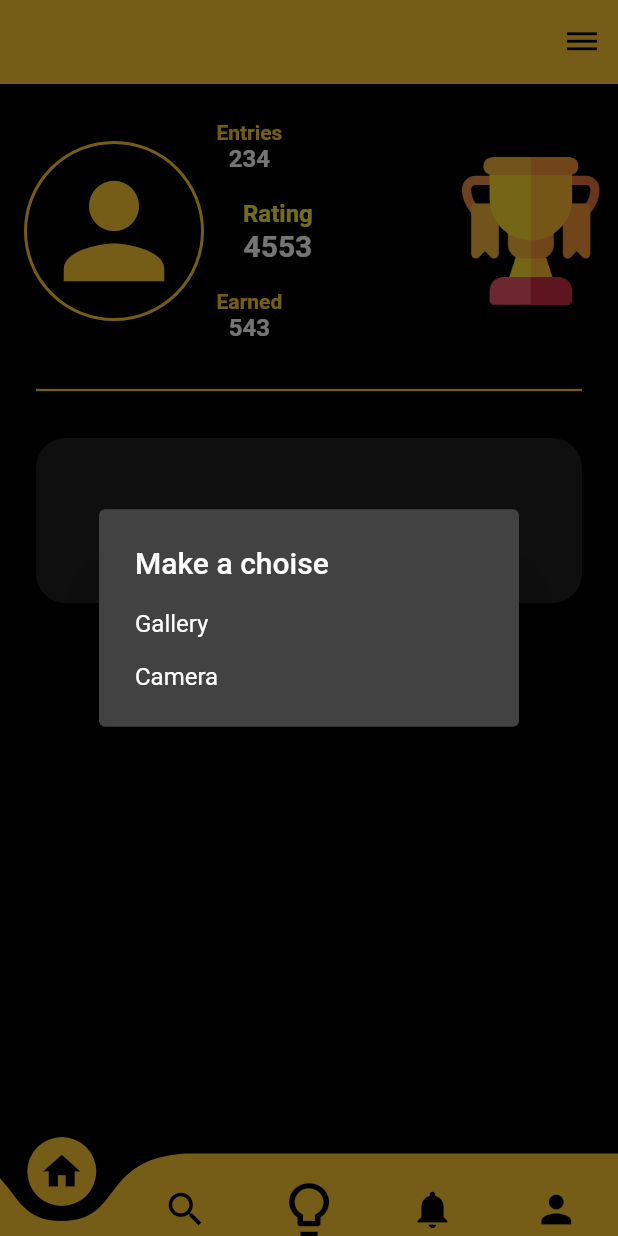
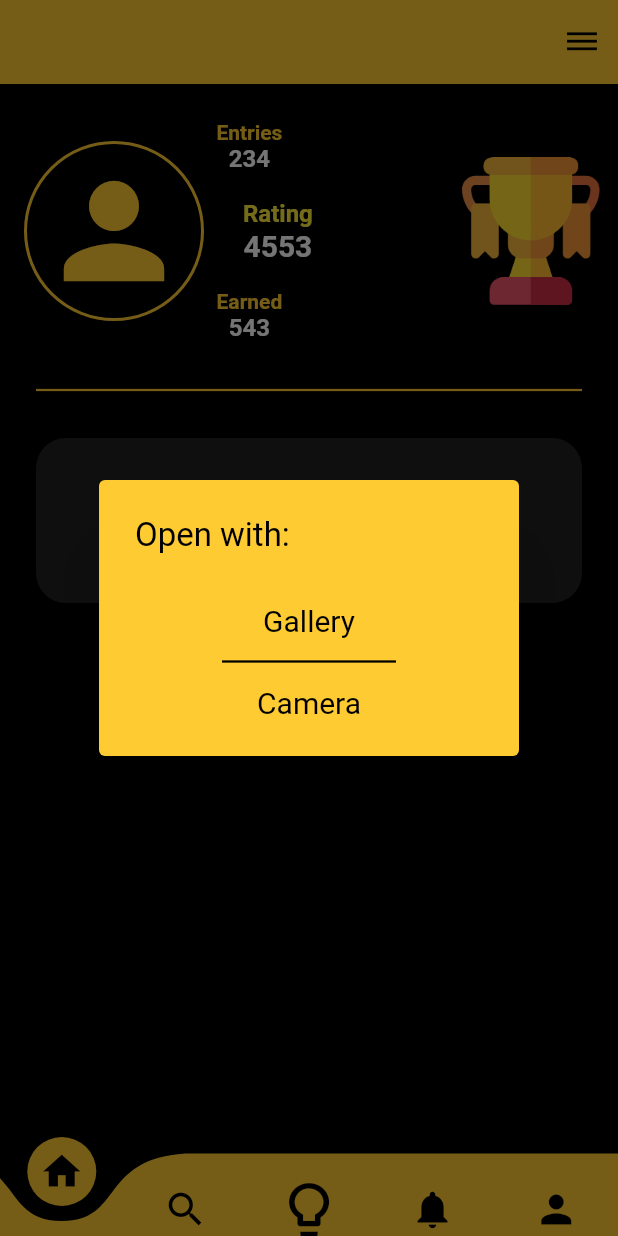
Before and after one commit to Rioverde/Nullidea, a Flutter app: the Profile screen opened directly, after a tap on the "person" icon, on a phone screen of 412 x 824 dp. Run offline on Flutter 3.47's test engine with Material 2 defaults, Android fonts, the phone set to English and light mode, and no system bars; drawn by our look-alikes of curved_navigation_bar; our stand-ins replace firebase_messaging, flutter_spinkit, google_fonts, image_cropper, image_picker, pin_code_fields and 1 more; accounts and stored records are empty; network calls fail; Roboto replaces fonts that are missing (Ubuntu).

Commit message:
stable version Nullidea v1.2

```diff
--- a/nullidea/lib/screens/profile.dart
+++ b/nullidea/lib/screens/profile.dart
@@ -33,8 +33,6 @@
 
   File imageFile;
   File cropped;
-
-
 
 //TODO add class cache
   Widget _decideImage() {
@@ -94,22 +92,54 @@
       context: context,
       builder: (BuildContext context) {
         return AlertDialog(
-          title: Text("Make a choise"),
+          backgroundColor: primaryColor,
+          title: Padding(
+            padding: const EdgeInsets.only(bottom: 12.0),
+            child: Text(
+              "Open with:",
+              style: GoogleFonts.ubuntuMono(
+                  fontSize: 22.0,
+                  fontWeight: FontWeight.normal,
+                  color: Colors.black),
+            ),
+          ),
           content: SingleChildScrollView(
               child: ListBody(
             children: <Widget>[
               GestureDetector(
-                child: Text("Gallery"),
+                child: Center(
+                  child: Text(
+                    "Gallery",
+                    style: GoogleFonts.ubuntuMono(
+                        fontSize: 20.0,
+                        fontWeight: FontWeight.normal,
+                        color: Colors.black),
+                  ),
+                ),
                 onTap: () {
                   _openGallery(context);
                 },
               ),
               Padding(
-                  padding: EdgeInsets.all(
-                8,
-              )),
+                padding: const EdgeInsets.all(8.0),
+                child: Center(
+                  child: Divider(
+                    color: Colors.black,
+                    thickness: 1.5,
+                    indent: 50,
+                    endIndent: 50,
+                  ),
+                ),
+              ),
               GestureDetector(
-                child: Text("Camera"),
+                child: Center(
+                    child: Text(
+                  "Camera",
+                  style: GoogleFonts.ubuntuMono(
+                      fontSize: 20.0,
+                      fontWeight: FontWeight.normal,
+                      color: Colors.black),
+                )),
                 onTap: () {
                   _openCamera(context);
                 },
```
Also changed, not shown: nullidea/lib/screens/login.dart (+23 -7 lines).
